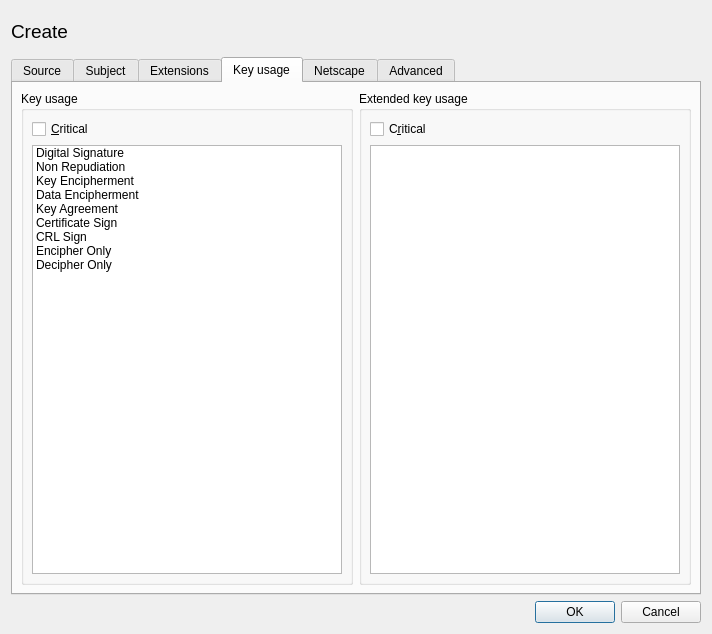
First picture: the form in ui/NewX509.ui, repository chris2511/xca, before the edit.
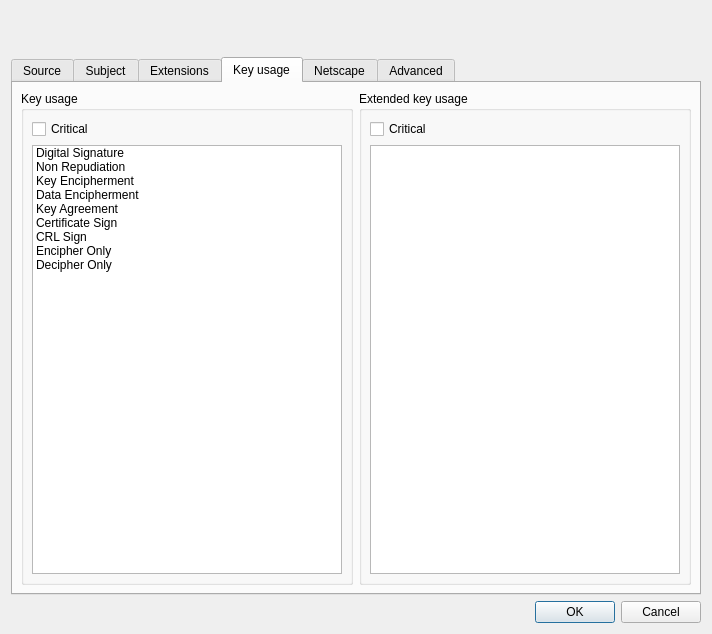
Second picture: the form after the edit. The open tabs and pages were chosen to show the change. Custom widgets are drawn as their Qt base class.

Diff of the .ui file:
```diff
--- a/ui/NewX509.ui
+++ b/ui/NewX509.ui
@@ -26,9 +26,6 @@
          <strikeout>false</strikeout>
         </font>
        </property>
-       <property name="text">
-        <string>Create</string>
-       </property>
       </widget>
      </item>
      <item>
@@ -997,7 +994,7 @@
             <item>
              <widget class="QCheckBox" name="kuCritical">
               <property name="text">
-               <string notr="true">&amp;Critical</string>
+               <string notr="true">Critical</string>
               </property>
              </widget>
             </item>
@@ -1077,7 +1074,7 @@
             <item>
              <widget class="QCheckBox" name="ekuCritical">
               <property name="text">
-               <string notr="true">C&amp;ritical</string>
+               <string notr="true">Critical</string>
               </property>
              </widget>
             </item>
@@ -1402,6 +1399,11 @@
   </layout>
  </widget>
  <customwidgets>
+  <customwidget>
+   <class>hashBox</class>
+   <extends>QComboBox</extends>
+   <header>widgets/hashBox.h</header>
+  </customwidget>
   <customwidget>
    <class>Validity</class>
    <extends>QDateTimeEdit</extends>
@@ -1412,11 +1414,6 @@
     <slot>localTime(int)</slot>
    </slots>
   </customwidget>
-  <customwidget>
-   <class>hashBox</class>
-   <extends>QComboBox</extends>
-   <header>widgets/hashBox.h</header>
-  </customwidget>
   <customwidget>
    <class>kvView</class>
    <extends>QTableView</extends>
```
Left out of the diff: 34 changed lines with no effect on the pictures.
